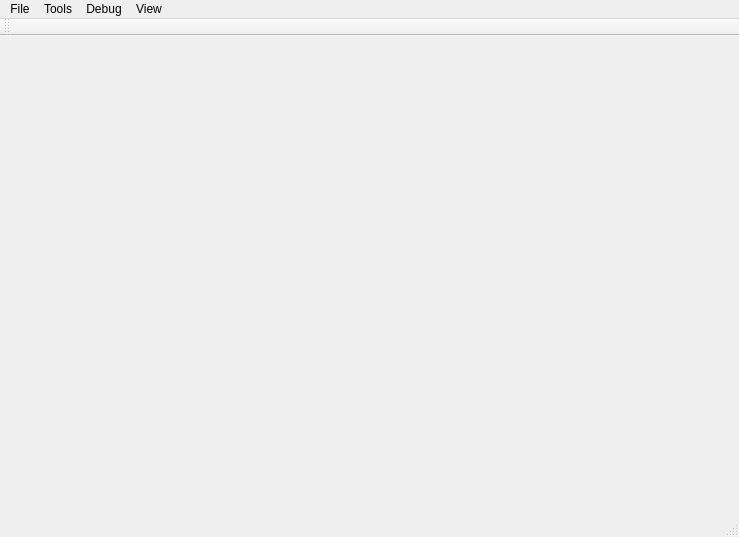
This is inspector/editor/coffeegameeditor.ui in hbirchtree/coffeecutie as Qt 5 draws it before an edit. The edited form follows.
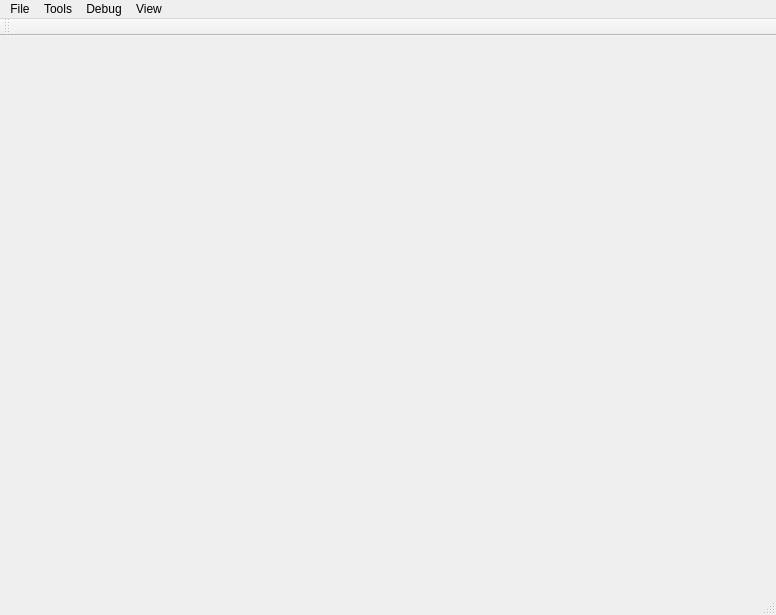
This is the edited form.

Patch:
```diff
--- a/inspector/editor/coffeegameeditor.ui
+++ b/inspector/editor/coffeegameeditor.ui
@@ -6,22 +6,38 @@
    <rect>
     <x>0</x>
     <y>0</y>
-    <width>739</width>
-    <height>537</height>
+    <width>776</width>
+    <height>615</height>
    </rect>
   </property>
   <property name="windowTitle">
    <string>Coffee Game Environment</string>
   </property>
   <widget class="QWidget" name="centralwidget">
-   <layout class="QGridLayout" name="gridLayout"/>
+   <layout class="QGridLayout" name="gridLayout">
+    <property name="leftMargin">
+     <number>0</number>
+    </property>
+    <property name="topMargin">
+     <number>0</number>
+    </property>
+    <property name="rightMargin">
+     <number>0</number>
+    </property>
+    <property name="bottomMargin">
+     <number>0</number>
+    </property>
+    <property name="spacing">
+     <number>0</number>
+    </property>
+   </layout>
   </widget>
   <widget class="QMenuBar" name="menubar">
    <property name="geometry">
     <rect>
      <x>0</x>
      <y>0</y>
-     <width>739</width>
+     <width>776</width>
      <height>22</height>
     </rect>
    </property>
@@ -64,7 +80,7 @@
     <enum>TopToolBarArea</enum>
    </attribute>
    <attribute name="toolBarBreak">
-    <bool>false</bool>
+    <bool>true</bool>
    </attribute>
   </widget>
   <action name="actionQuit">
```
Left out of the diff: 12 changed lines with no effect on the pictures.
